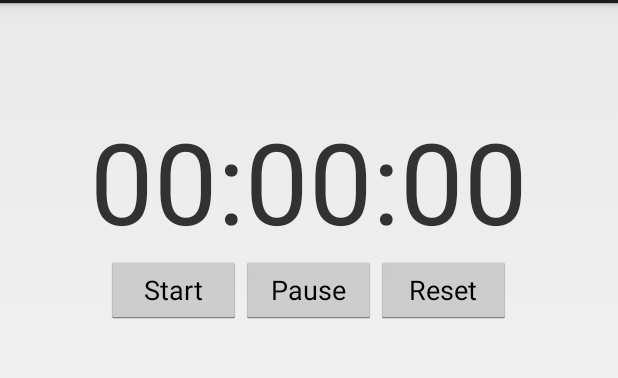
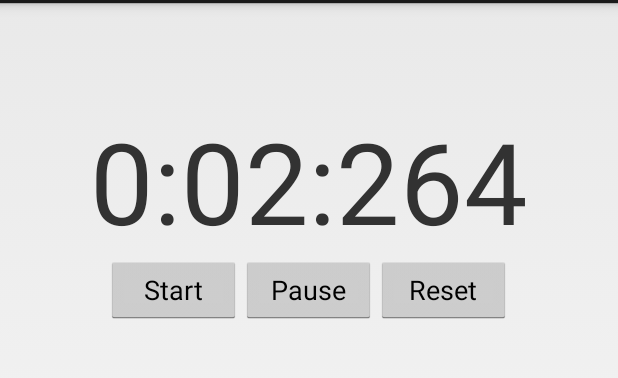
Before and after one commit to ihlee01/indy_bikeshare, an Android app: the fragment TimerFragment shown on its own in the app's theme, after a tap on "Start", on a phone screen of 412 x 824 dp, the part 69-447 px from its top. Run offline under Robolectric (Android 15) with nearby library versions, the phone set to English and light mode, and no system bars.

Commit message:
I think I know how to get this done.

```diff
--- a/Pacers_BikeShare/app/src/main/java/com/misabelleeli/pacers_bikeshare/TimerFragment.java
+++ b/Pacers_BikeShare/app/src/main/java/com/misabelleeli/pacers_bikeshare/TimerFragment.java
@@ -66,13 +66,10 @@ public class TimerFragment extends Fragment {
             }
         };
 
-        getView().findViewById(R.id.startbutton).setOnClickListener(handler);
-
-
-        /*
-
         timerValue = (TextView) getView().findViewById(R.id.timerValue);
         startButton = (Button) getView().findViewById(R.id.startbutton);
+        startButton.setOnClickListener(handler);
+/*
         startButton.setOnClickListener(new View.OnClickListener() {
             @Override
             public void onClick(View view) {
@@ -80,7 +77,7 @@ public class TimerFragment extends Fragment {
                 customHandler.postDelayed(updateTimerThread,0);
             }
         });
-
+*/
         pauseButton = (Button) getView().findViewById(R.id.pause);
         pauseButton.setOnClickListener(new View.OnClickListener() {
             @Override
@@ -101,51 +98,12 @@ public class TimerFragment extends Fragment {
                 timerValue.setText("00:00:00");
             }
         });
-
-
-        // notification
-        Notification notification = new Notification(R.drawable.notification_icon, title, System.currentTimeMillis());
-        notification.flags |= Notification.FLAG_AUTO_CANCEL;
-
-        // parameters
-        String ringtone = prefs.getString(context.getString(R.string.key_notifications_ringtone), "");
-        if (ringtone.length() > 0) {
-            notification.sound = Uri.parse(ringtone);
-            notification.audioStreamType = AudioManager.STREAM_NOTIFICATION;
-        }
-
-        boolean useVibrator = prefs.getBoolean(context.getString(R.string.key_notifications_use_vibrator), false);
-        if (useVibrator) {
-            notification.defaults |= Notification.DEFAULT_VIBRATE;
-        }
-
-        boolean useLed = prefs.getBoolean(context.getString(R.string.key_notifications_use_led), false);
-        if (useLed) {
-            notification.defaults |= Notification.DEFAULT_LIGHTS;
-            notification.flags |= Notification.FLAG_SHOW_LIGHTS;
-            notification.ledARGB = 0xff00ff00;
-            notification.ledOnMS = 300;
-            notification.ledOffMS=1000;
-        }
-
-        // alert
-        RemoteViews contentView = new RemoteViews(context.getPackageName(), R.layout.notification);
-        contentView.setImageViewResource(R.id.notification_icon, R.drawable.icon);
-        contentView.setTextViewText(R.id.notification_title, title);
-        contentView.setTextViewText(R.id.notification_text, text);
-        notification.contentView = contentView;
-
-        Intent notificationIntent = new Intent(context, MainActivity.class);
-
-        PendingIntent contentIntent = PendingIntent.getActivity(context, 0, notificationIntent, 0);
-        notification.contentIntent = contentIntent;
-
-        notificationManager.notify(1, notification);
-
-        */
     }
 
     private void showNotification(){
+        startTime = SystemClock.uptimeMillis();
+        customHandler.postDelayed(updateTimerThread,0);
+
         NotificationCompat.Builder mBuilder = new NotificationCompat.Builder(
                 getActivity()).setSmallIcon(R.drawable.ic_launcher)
                 .setContentTitle("Rescue Me ALARM")
```
